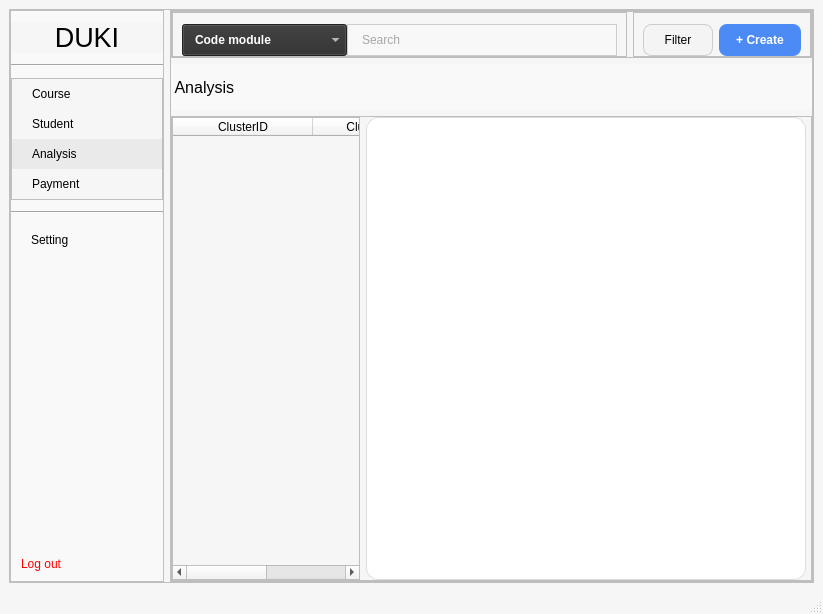
This is ui/analysis.ui in Khiem2112/course-management-ml as Qt 5 draws it before an edit. The edited form follows.
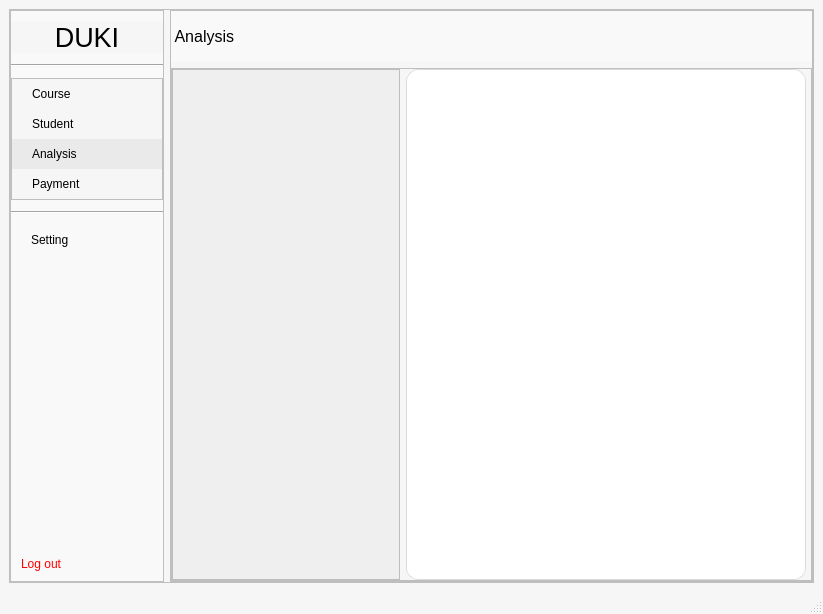
This is the edited form.

Patch:
```diff
--- a/ui/analysis.ui
+++ b/ui/analysis.ui
@@ -406,7 +406,7 @@
          <property name="frameShadow">
           <enum>QFrame::Raised</enum>
          </property>
-         <layout class="QVBoxLayout" name="verticalLayout_2" stretch="1,1,10">
+         <layout class="QVBoxLayout" name="verticalLayout_2" stretch="1,10">
           <property name="sizeConstraint">
            <enum>QLayout::SetMaximumSize</enum>
           </property>
@@ -422,169 +422,6 @@
           <property name="bottomMargin">
            <number>0</number>
           </property>
-          <item>
-           <widget class="QFrame" name="option">
-            <property name="sizePolicy">
-             <sizepolicy hsizetype="Preferred" vsizetype="Preferred">
-              <horstretch>0</horstretch>
-              <verstretch>0</verstretch>
-             </sizepolicy>
-            </property>
-            <property name="frameShape">
-             <enum>QFrame::StyledPanel</enum>
-            </property>
-            <property name="frameShadow">
-             <enum>QFrame::Raised</enum>
-            </property>
-            <layout class="QHBoxLayout" name="horizontalLayout_2">
-             <property name="leftMargin">
-              <number>0</number>
-             </property>
-             <property name="topMargin">
-              <number>0</number>
-             </property>
-             <property name="rightMargin">
-              <number>0</number>
-             </property>
-             <property name="bottomMargin">
-              <number>0</number>
-             </property>
-             <item>
-              <widget class="QFrame" name="search">
-               <property name="frameShape">
-                <enum>QFrame::StyledPanel</enum>
-               </property>
-               <property name="frameShadow">
-                <enum>QFrame::Raised</enum>
-               </property>
-               <layout class="QHBoxLayout" name="horizontalLayout_3">
-                <property name="spacing">
-                 <number>0</number>
-                </property>
-                <property name="topMargin">
-                 <number>11</number>
-                </property>
-                <property name="bottomMargin">
-                 <number>0</number>
-                </property>
-                <item>
-                 <widget class="QComboBox" name="analysis_search_comboBox">
-                  <property name="sizePolicy">
-                   <sizepolicy hsizetype="Maximum" vsizetype="Preferred">
-                    <horstretch>0</horstretch>
-                    <verstretch>0</verstretch>
-                   </sizepolicy>
-                  </property>
-                  <property name="minimumSize">
-                   <size>
-                    <width>165</width>
-                    <height>31</height>
-                   </size>
-                  </property>
-                  <item>
-                   <property name="text">
-                    <string>Code module</string>
-                   </property>
-                  </item>
-                  <item>
-                   <property name="text">
-                    <string>Code presentation</string>
-                   </property>
-                  </item>
-                  <item>
-                   <property name="text">
-                    <string>ID Student</string>
-                   </property>
-                  </item>
-                 </widget>
-                </item>
-                <item>
-                 <widget class="QLineEdit" name="analysis_search_lineEdit">
-                  <property name="sizePolicy">
-                   <sizepolicy hsizetype="Preferred" vsizetype="Preferred">
-                    <horstretch>0</horstretch>
-                    <verstretch>0</verstretch>
-                   </sizepolicy>
-                  </property>
-                  <property name="minimumSize">
-                   <size>
-                    <width>260</width>
-                    <height>31</height>
-                   </size>
-                  </property>
-                  <property name="placeholderText">
-                   <string>Search</string>
-                  </property>
-                 </widget>
-                </item>
-               </layout>
-              </widget>
-             </item>
-             <item>
-              <widget class="QFrame" name="frame_5">
-               <property name="sizePolicy">
-                <sizepolicy hsizetype="Maximum" vsizetype="Preferred">
-                 <horstretch>0</horstretch>
-                 <verstretch>0</verstretch>
-                </sizepolicy>
-               </property>
-               <property name="frameShape">
-                <enum>QFrame::StyledPanel</enum>
-               </property>
-               <property name="frameShadow">
-                <enum>QFrame::Raised</enum>
-               </property>
-               <layout class="QHBoxLayout" name="horizontalLayout_4">
-                <property name="topMargin">
-                 <number>11</number>
-                </property>
-                <property name="bottomMargin">
-                 <number>0</number>
-                </property>
-                <item>
-                 <widget class="QPushButton" name="analysis_filter">
-                  <property name="sizePolicy">
-                   <sizepolicy hsizetype="Preferred" vsizetype="Preferred">
-                    <horstretch>0</horstretch>
-                    <verstretch>0</verstretch>
-                   </sizepolicy>
-                  </property>
-                  <property name="minimumSize">
-                   <size>
-                    <width>70</width>
-                    <height>30</height>
-                   </size>
-                  </property>
-                  <property name="text">
-                   <string>Filter</string>
-                  </property>
-                 </widget>
-                </item>
-                <item>
-                 <widget class="QPushButton" name="analysis_create">
-                  <property name="sizePolicy">
-                   <sizepolicy hsizetype="Preferred" vsizetype="Preferred">
-                    <horstretch>0</horstretch>
-                    <verstretch>0</verstretch>
-                   </sizepolicy>
-                  </property>
-                  <property name="minimumSize">
-                   <size>
-                    <width>82</width>
-                    <height>30</height>
-                   </size>
-                  </property>
-                  <property name="text">
-                   <string>+ Create</string>
-                  </property>
-                 </widget>
-                </item>
-               </layout>
-              </widget>
-             </item>
-            </layout>
-           </widget>
-          </item>
           <item>
            <widget class="QLabel" name="header">
             <property name="sizePolicy">
@@ -630,7 +467,7 @@
             <property name="frameShadow">
              <enum>QFrame::Raised</enum>
             </property>
-            <layout class="QHBoxLayout" name="horizontalLayout_8" stretch="3,7">
+            <layout class="QHBoxLayout" name="horizontalLayout_8" stretch="4,7">
              <property name="leftMargin">
               <number>0</number>
              </property>
@@ -644,38 +481,31 @@
               <number>0</number>
              </property>
              <item>
-              <widget class="QTableWidget" name="analysis_table">
-               <property name="sizePolicy">
-                <sizepolicy hsizetype="Preferred" vsizetype="Preferred">
-                 <horstretch>0</horstretch>
-                 <verstretch>0</verstretch>
-                </sizepolicy>
+              <widget class="QScrollArea" name="scrollArea">
+               <property name="widgetResizable">
+                <bool>true</bool>
                </property>
-               <property name="minimumSize">
-                <size>
-                 <width>0</width>
-                 <height>0</height>
-                </size>
-               </property>
-               <property name="styleSheet">
-                <string notr="true">color: black</string>
-               </property>
-               <property name="sizeAdjustPolicy">
-                <enum>QAbstractScrollArea::AdjustToContents</enum>
-               </property>
-               <attribute name="horizontalHeaderDefaultSectionSize">
-                <number>140</number>
-               </attribute>
-               <column>
-                <property name="text">
-                 <string>ClusterID</string>
+               <widget class="QWidget" name="scrollAreaWidgetContents">
+                <property name="geometry">
+                 <rect>
+                  <x>0</x>
+                  <y>0</y>
+                  <width>224</width>
+                  <height>478</height>
+                 </rect>
                 </property>
-               </column>
-               <column>
-                <property name="text">
-                 <string>Cluster Name</string>
-                </property>
-               </column>
+                <widget class="QWidget" name="verticalLayoutWidget">
+                 <property name="geometry">
+                  <rect>
+                   <x>0</x>
+                   <y>10</y>
+                   <width>221</width>
+                   <height>411</height>
+                  </rect>
+                 </property>
+                 <layout class="QVBoxLayout" name="cluster_layout"/>
+                </widget>
+               </widget>
               </widget>
              </item>
              <item>
```
Left out of the diff: 4 changed lines with no effect on the pictures.
